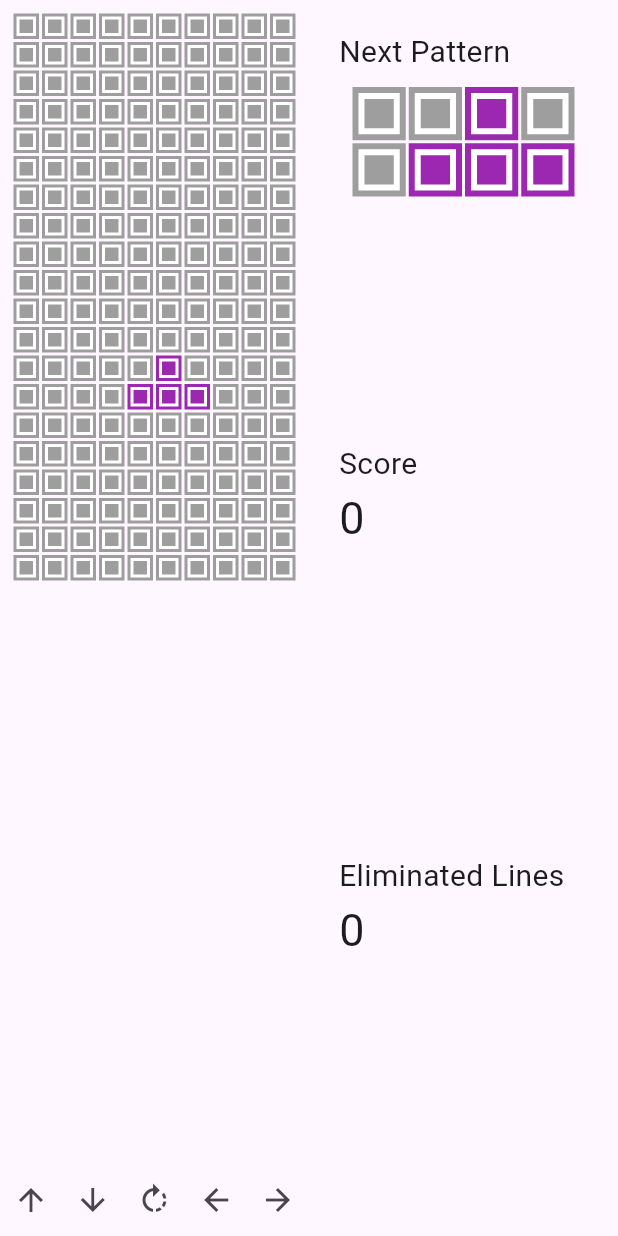
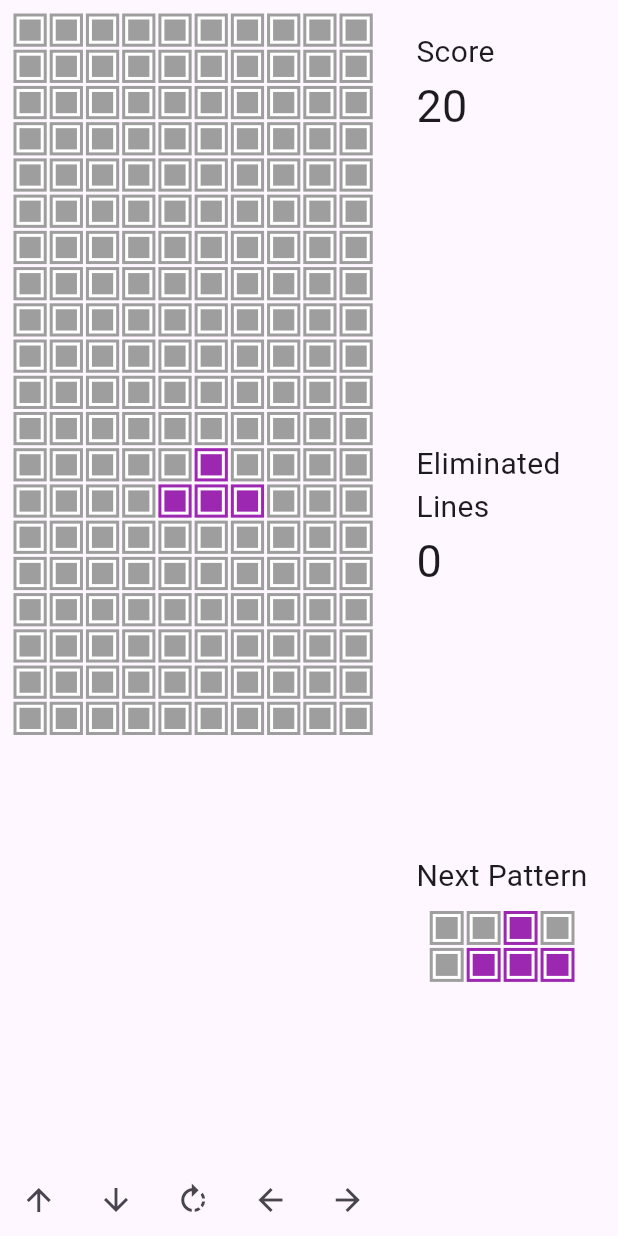
Before and after one commit to dongguaguaguagua/Tetris, a Flutter app: the screen it shows after launch, on a phone screen of 412 x 824 dp. Run offline on Flutter 3.47's test engine with Material 3 defaults, Android fonts, the phone set to English and light mode, and no system bars.

Commit message:
add more customizations

```diff
--- a/lib/block_view.dart
+++ b/lib/block_view.dart
@@ -14,14 +14,13 @@ class BlockView extends StatefulWidget {
 }
 
 class _BlockViewState extends State<BlockView> {
-  Color backgroundColor = Colors.white;
   Color blockColor(ActiveBlock active, StaticBlock static) {
     if (active.status == 1) {
-      return Colors.purple;
+      return activeBlockColor;
     } else if (static.status == 1) {
-      return Colors.black;
+      return deadBlockColor;
     }
-    return Colors.grey;
+    return emptyBlockColor;
   }
 
   int calculateViewPos(int viewPos){
@@ -74,15 +73,13 @@ class _BlockViewState extends State<BlockView> {
 
 
 class PatternIndicator extends StatelessWidget {
-
-  Color backgroundColor = Colors.white;
   List<ActiveBlock> blocks = generateIndicator(nextPattern);
 
   Color blockColor(ActiveBlock active) {
     if (active.status == 1) {
-      return Colors.purple;
+      return activeBlockColor;
     }
-    return Colors.grey;
+    return emptyBlockColor;
   }
 
   @override
@@ -110,12 +107,12 @@ class PatternIndicator extends StatelessWidget {
       decoration: BoxDecoration(
         color: blockColor(activeBlock),
         border:
-            Border.all(color: blockColor(activeBlock), width: 4),
+            Border.all(color: blockColor(activeBlock), width: 2),
       ),
       child: Center(
         child: Container(
           decoration: BoxDecoration(
-              border: Border.all(color: backgroundColor, width: 4)),
+              border: Border.all(color: backgroundColor, width: 2)),
         ),
       ),
     );
--- a/lib/game_page.dart
+++ b/lib/game_page.dart
@@ -44,7 +44,7 @@ class _GamePageState extends State<GamePage> {
   }
 
   void startGameTimer() {
-    final Duration duration = Duration(milliseconds: 500);
+    final Duration duration = Duration(milliseconds: (1000 ~/ speed).toInt());
 
     _gameTimer = Timer.periodic(duration, (timer) {
       if (mounted) {
@@ -195,6 +195,7 @@ class _GamePageState extends State<GamePage> {
     return Row(
       children: [
         Expanded(
+          flex: 5,
             child: Column(
           children: [
             Expanded(
@@ -210,13 +211,14 @@ class _GamePageState extends State<GamePage> {
           ],
         )),
         Expanded(
+          flex: 3,
             child: Column(
           crossAxisAlignment: CrossAxisAlignment.start,
           mainAxisAlignment: MainAxisAlignment.start,
           children: [
-            Expanded(child: nextPatternView()),
             Expanded(child: scoreView()),
             Expanded(child: lineView()),
+            Expanded(child: nextPatternView()),
           ],
         ))
       ],
--- a/lib/global_var.dart
+++ b/lib/global_var.dart
@@ -1,3 +1,5 @@
+import 'package:flutter/material.dart';
+
 int paddingSize = 3;
 int blockViewRow = 20;
 int blockViewCol = 10;
@@ -7,8 +9,16 @@ int blockCol = blockViewCol+paddingSize*2;
 bool gamePause = false;
 bool gameOver = false;
 
+int speed = 2;
+bool isClockwise = false;
+Color activeBlockColor = Colors.purple;
+Color deadBlockColor = Colors.black;
+Color emptyBlockColor = Colors.grey;
+Color backgroundColor = Colors.white;
+
 int score = 0;
 int highestScore = 0;
 int eliminatedLines = 0;
 
+int levelThreshold = 9999;
 int nextPattern = 0;
--- a/lib/timer.dart
+++ /dev/null
@@ -1,3 +0,0 @@
-import 'global_var.dart';
-import 'package:flutter/services.dart';
-import 'dart:async';
```
Also changed, not shown: lib/active_actions.dart (+12 -2 lines), lib/score_system.dart (+7 -0 lines), lib/settings.dart (added).
